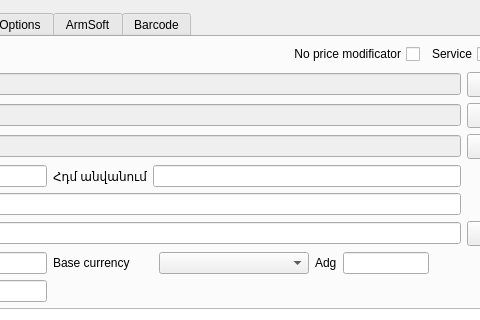
Before: the Qt Designer form Editors/ce5goods.ui in End1-1/Cafe5, drawn with Qt 5; both pictures show x 310 to 790 and y 0 to 320 of the 896 by 568 pixel window.
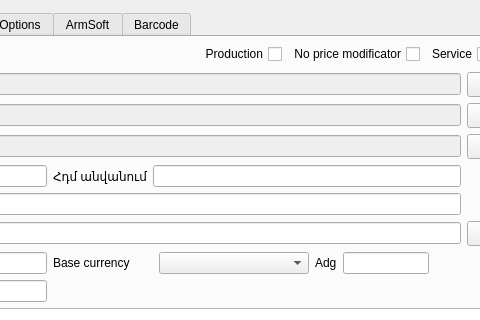
After: the same form once the commit is applied. Icons and pictures are not drawn. Custom widgets are drawn as their Qt base class.

What changed in the file:
```diff
--- a/Editors/ce5goods.ui
+++ b/Editors/ce5goods.ui
@@ -219,6 +219,25 @@
             </property>
            </spacer>
           </item>
+          <item>
+           <widget class="C5CheckBox" name="chProduction">
+            <property name="focusPolicy">
+             <enum>Qt::FocusPolicy::NoFocus</enum>
+            </property>
+            <property name="layoutDirection">
+             <enum>Qt::LayoutDirection::RightToLeft</enum>
+            </property>
+            <property name="text">
+             <string>Production</string>
+            </property>
+            <property name="Field" stdset="0">
+             <string>f_production</string>
+            </property>
+            <property name="Default" stdset="0">
+             <string>0</string>
+            </property>
+           </widget>
+          </item>
           <item>
            <widget class="C5CheckBox" name="chNoSpecialPrice">
             <property name="focusPolicy">
```
